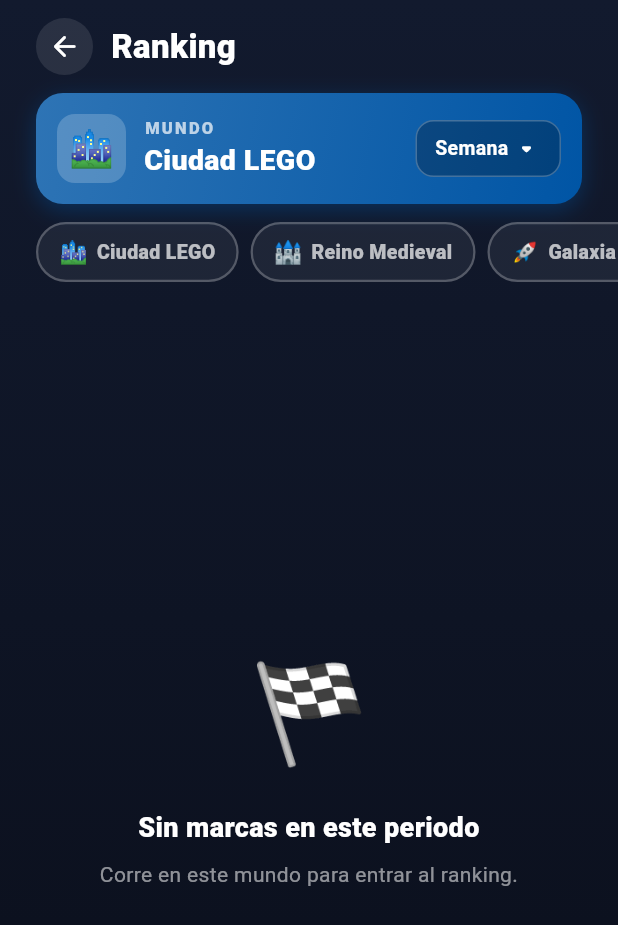
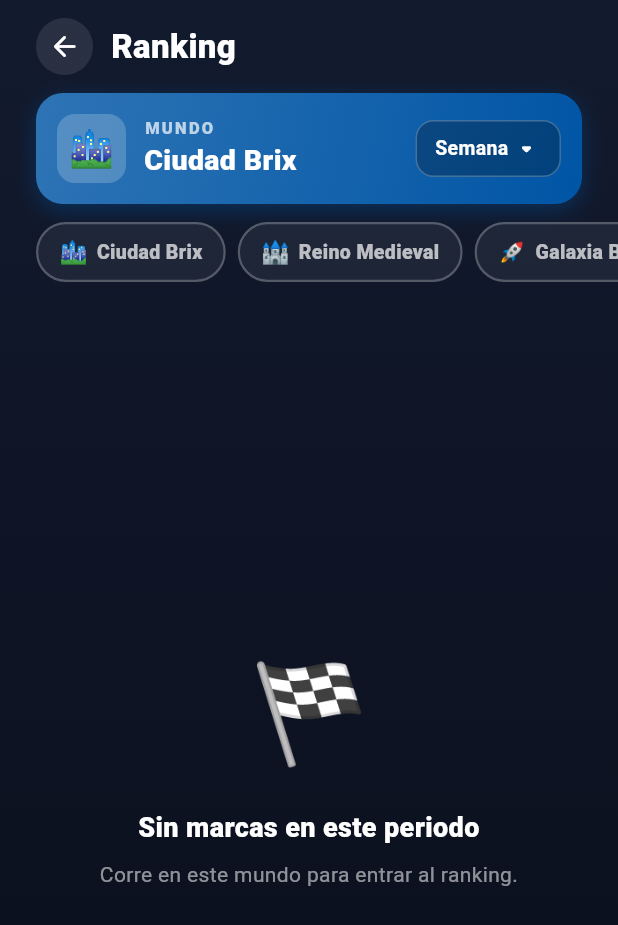
Before and after one commit to yesithv/lego-custom-character, a Flutter app: the _RankingView screen opened directly with empty values, on a phone screen of 412 x 824 dp. Shown: the top 925 px of the screen. Run offline on Flutter 3.47's test engine with Material 3 defaults, Android fonts, the phone set to English and light mode, and no system bars; our stand-ins replace audioplayers, equatable, flutter_bloc, get_it, go_router, hive and 1 more; missing offline and left inert: flame; accounts and stored records are empty; Roboto replaces fonts that are missing (Nunito).

Commit message:
chore: rebrand visible de marca LEGO a Brix (paso 1)
Quita todas las referencias visibles a la marca LEGO, sustituyéndolas por
la marca propia de bloques "Brix". El nombre del producto sigue siendo
"Run For Win".

Cambios (texto visible + docs + comentarios de marca):
- Mundo "Ciudad LEGO" -> "Ciudad Brix" (id interno 'lego_city' sin tocar).
- Descripciones web (manifest.json, index.html) y pubspec.
- Comentarios de color de marca en app_theme.
- Descripción de pista de música y comentario de respaldo.
- README/ARQUITECTURA/JUGABILIDAD + etiqueta de test.

Se dejan sin tocar (invisibles al usuario, renombrado mecánico posterior
que requiere flutter test): el name del paquete Dart 'lego_custom_character',
los ids 'lego_city' y los assets 'lego_city_*.wav'. Las URLs de GitHub
Pages tampoco se tocan (dependen del nombre del repo).

El trade dress visual (minifigura, studs, acabado plástico, edificios de
bloques) queda pendiente de rediseño artístico en los painters.

Co-Authored-By: Claude Opus 4.8 <noreply@anthropic.com>
Claude-Session: https://claude.ai/code/session_01NrR2jah288DQJCe3AGp7Hs

```diff
--- a/lib/core/theme/app_theme.dart
+++ b/lib/core/theme/app_theme.dart
@@ -1,8 +1,8 @@
 import 'package:flutter/material.dart';
 
 class AppTheme {
-  static const _primaryColor = Color(0xFFFFD700); // LEGO yellow
-  static const _secondaryColor = Color(0xFF0055A5); // LEGO blue
+  static const _primaryColor = Color(0xFFFFD700); // Brix yellow
+  static const _secondaryColor = Color(0xFF0055A5); // Brix blue
   static const _backgroundColor = Color(0xFFF5F5F5);
 
   static ThemeData get light => ThemeData(
--- a/lib/features/runner/domain/entities/world_music.dart
+++ b/lib/features/runner/domain/entities/world_music.dart
@@ -41,7 +41,7 @@ const worldMusicCatalog = <String, List<WorldTrack>>{
     ),
     WorldTrack(
       name: 'Arcade del Centro',
-      description: 'Chiptune alegre de plaza LEGO',
+      description: 'Chiptune alegre de plaza Brix',
       emoji: '🎮',
       asset: 'music/lego_city_3.wav',
     ),
@@ -200,6 +200,6 @@ const worldMusicCatalog = <String, List<WorldTrack>>{
   ],
 };
 
-/// Repertorio del mundo [worldId]; usa Ciudad LEGO como respaldo.
+/// Repertorio del mundo [worldId]; usa Ciudad Brix como respaldo.
 List<WorldTrack> worldTracksFor(String worldId) =>
     worldMusicCatalog[worldId] ?? worldMusicCatalog['lego_city']!;
--- a/lib/features/runner/presentation/pages/world_selection_page.dart
+++ b/lib/features/runner/presentation/pages/world_selection_page.dart
@@ -52,7 +52,7 @@ class WorldData {
 const worlds = [
   WorldData(
     id: 'lego_city',
-    name: 'Ciudad LEGO',
+    name: 'Ciudad Brix',
     emoji: '🏙️',
     description: 'Calles de bloques, semáforos y autos.',
     color: Color(0xFF0055A5),
--- a/pubspec.yaml
+++ b/pubspec.yaml
@@ -1,5 +1,5 @@
 name: lego_custom_character
-description: Run For Win — LEGO Character Creator + Endless Runner
+description: Run For Win — Creador de personajes de bloques Brix + Endless Runner
 publish_to: 'none'
 
 version: 1.0.0+1
```
Also changed, not shown: 6 other files.
